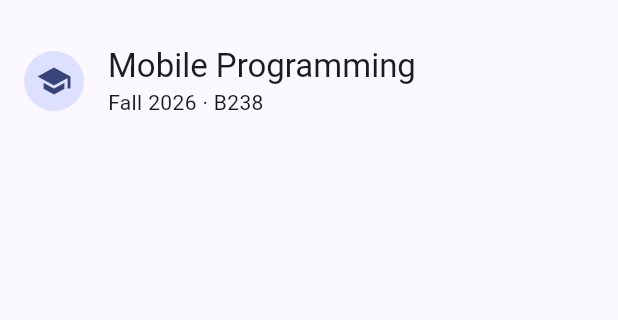
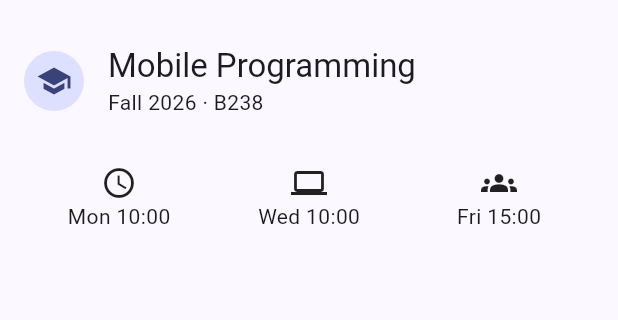
Before and after one commit to ddarlaa/comp205-lab02, a Flutter app: the screen it shows after launch, on a phone screen of 412 x 824 dp, the part 63-383 px from its top. Run offline on Flutter 3.47's test engine with Material 3 defaults, Android fonts, the phone set to English and light mode, and no system bars.

Commit message:
part 2 done

```diff
--- a/lib/course_screen.dart
+++ b/lib/course_screen.dart
@@ -17,14 +17,14 @@ class _CourseScreenState extends State<CourseScreen> {
   @override
   Widget build(BuildContext context) {
     // TODO(Part 1-5): replace this placeholder with the screen from the sketch.
-    //  - Part 2: schedule row with three equal items (Expanded)
+
     //  - Part 3: description inside a Card
     //  - Part 4: 'Interested: N' + "I'm interested" button + favorite IconButton
 
-
     return Scaffold(
       appBar: AppBar(title: const Text('COMP 205')),
-      body: SingleChildScrollView( //  - Part 5: no overflow on a small phone
+      body: SingleChildScrollView(
+        //  - Part 5: no overflow on a small phone
         //  - Part 1: AppBar 'COMP 205'
         padding: const EdgeInsets.all(16),
         child: Column(
@@ -33,12 +33,13 @@ class _CourseScreenState extends State<CourseScreen> {
             Row(
               children: [
                 const CircleAvatar(
-                  child: Icon(Icons.school),  // child 1
+                  child: Icon(Icons.school), // child 1
                 ),
 
-                const SizedBox(width: 16),    //child 2
+                const SizedBox(width: 16), //child 2
 
-                Expanded(                     //child 3
+                Expanded(
+                  //child 3
                   child: Column(
                     crossAxisAlignment: CrossAxisAlignment.start,
                     children: [
@@ -52,9 +53,39 @@ class _CourseScreenState extends State<CourseScreen> {
                 ),
               ],
             ),
+
+            const SizedBox(height: 32),
+
+            // Part 2: schedule row with three equal items (Expanded)
+            Row(
+              children: [
+                _ScheduleItem(icon: Icons.schedule, text: 'Mon 10:00'),
+                _ScheduleItem(icon: Icons.computer, text: 'Wed 10:00'),
+                _ScheduleItem(icon: Icons.groups, text: 'Fri 15:00'),
+              ],
+            ),
           ],
         ),
       ),
     );
   }
 }
+
+class _ScheduleItem extends StatelessWidget {
+  final IconData icon;
+  final String text;
+
+  const _ScheduleItem({required this.icon, required this.text});
+
+  @override
+  Widget build(BuildContext context) {
+    return Expanded(
+      child: Column(
+        children: [
+          Icon(icon),
+          Text(text),
+        ],
+      ),
+    );
+  }
+}
```
